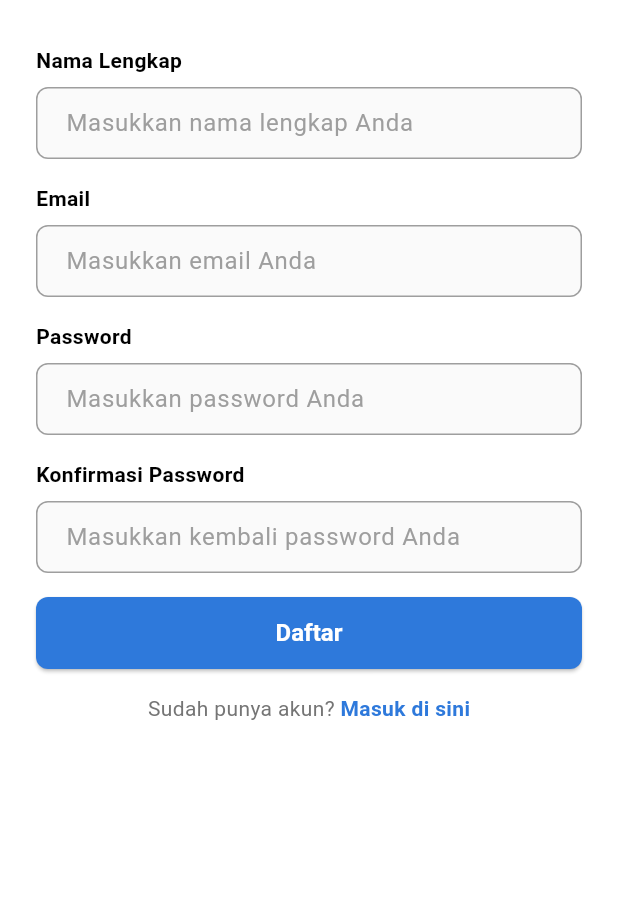
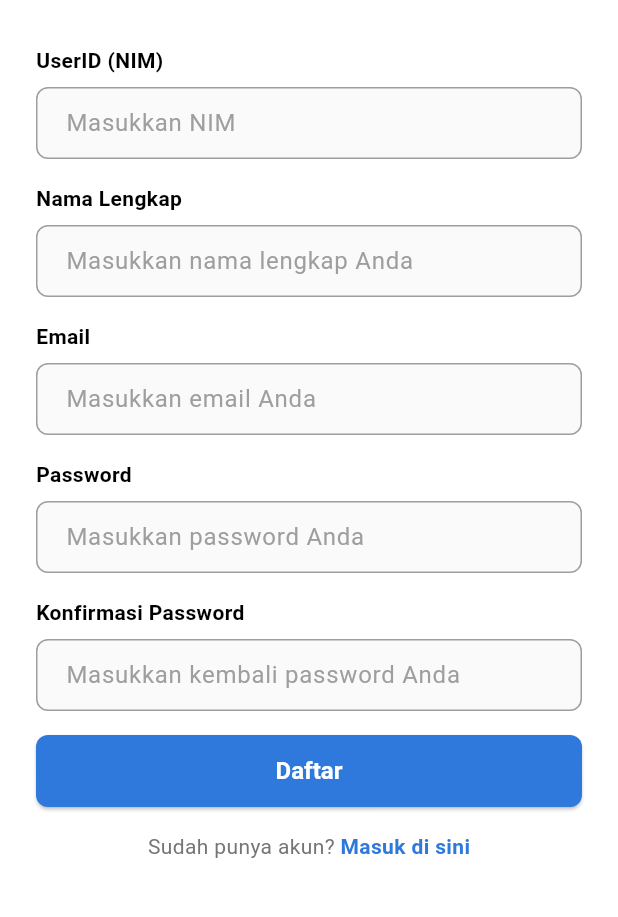
Before and after one commit to Ghofur102/smart_kantin, a Flutter app: the RegisterScreen screen opened by its route, on a phone screen of 412 x 824 dp, the part 243-1160 px from its top. Run offline on Flutter 3.47's test engine with Material 3 defaults, Android fonts, the phone set to English and light mode, and no system bars; our stand-ins replace cloud_firestore, firebase_core; accounts and stored records are empty.

Commit message:
memperbaiki register

```diff
--- a/lib/screens/register_screen.dart
+++ b/lib/screens/register_screen.dart
@@ -80,14 +80,22 @@ class _RegisterScreenState extends State<RegisterScreen> {
               ),
               const SizedBox(height: 30),
 
-              // Full Name Field
+              // UserID (NIM)
+              CustomTextField(
+                label: 'UserID (NIM)',
+                hint: 'Masukkan NIM ',
+                controller:
+                    TextEditingController(), // tambahkan controller jika ingin simpan ke Firebase
+              ),
+
+              // Full Name
               CustomTextField(
                 label: 'Nama Lengkap',
                 hint: 'Masukkan nama lengkap Anda',
                 controller: _fullNameController,
               ),
 
-              // Email Field
+              // Email
               CustomTextField(
                 label: 'Email',
                 hint: 'Masukkan email Anda',
@@ -95,7 +103,7 @@ class _RegisterScreenState extends State<RegisterScreen> {
                 keyboardType: TextInputType.emailAddress,
               ),
 
-              // Password Field
+              // Password
               CustomTextField(
                 label: 'Password',
                 hint: 'Masukkan password Anda',
@@ -103,7 +111,7 @@ class _RegisterScreenState extends State<RegisterScreen> {
                 obscureText: true,
               ),
 
-              // Confirm Password Field
+              // Confirm Password
               CustomTextField(
                 label: 'Konfirmasi Password',
                 hint: 'Masukkan kembali password Anda',
```
